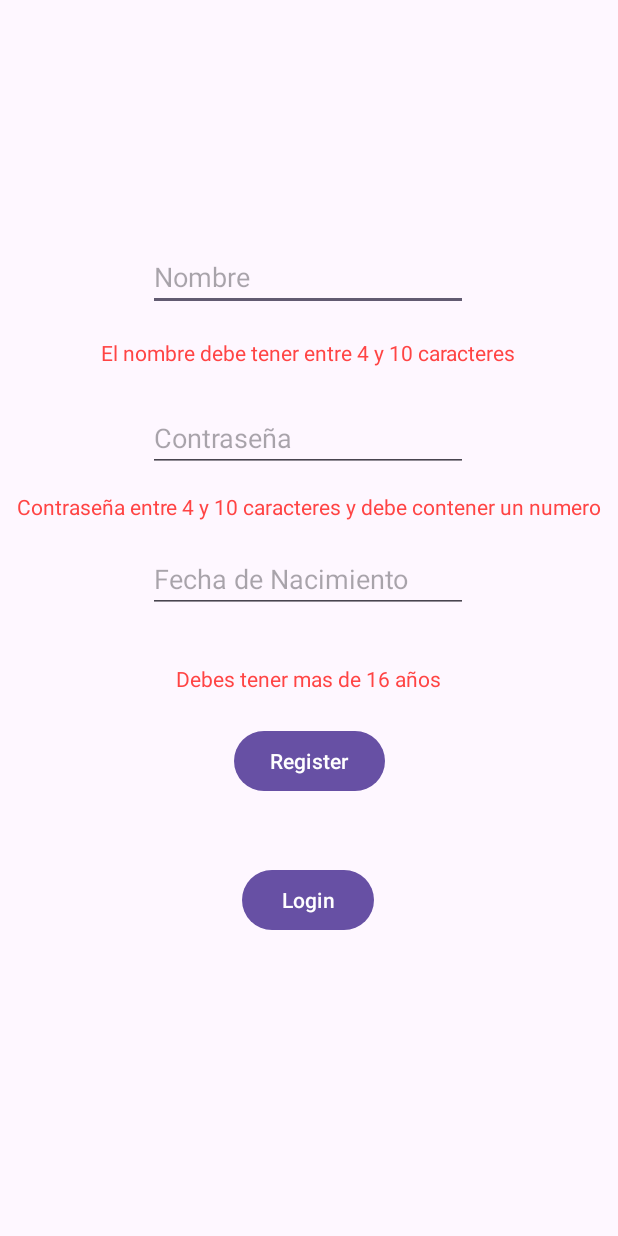
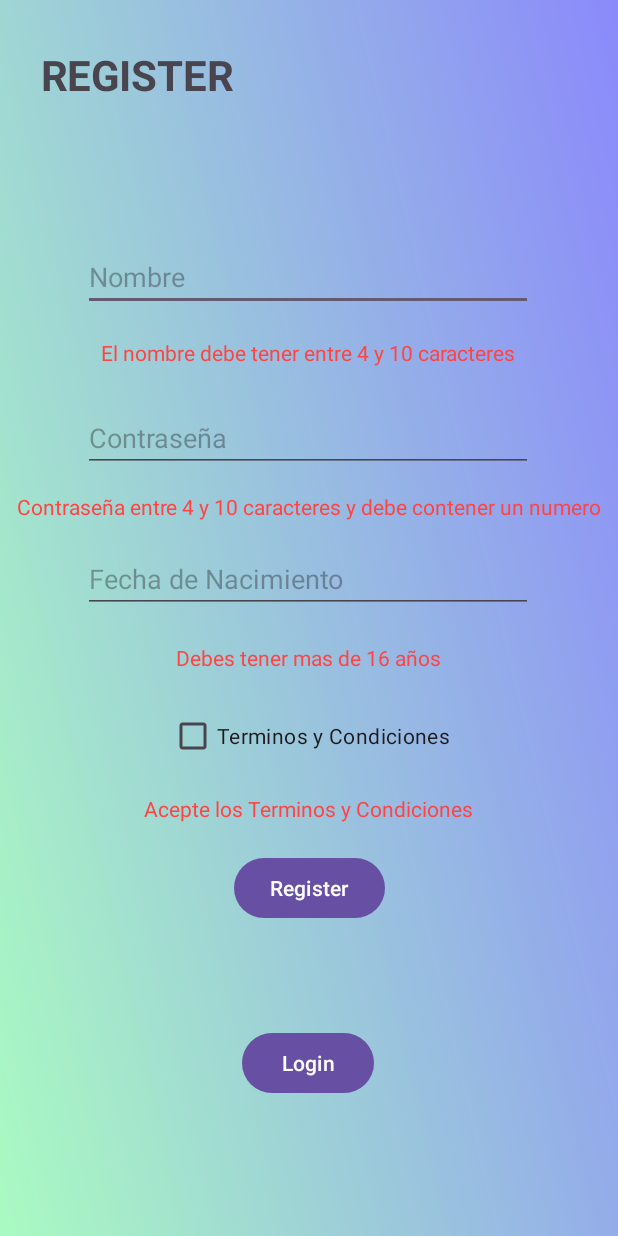
Before and after one commit to SergioLilo/practicaPigV2, an Android app: the screen it shows after launch (RegistroLogin), after a tap on "Register", on a phone screen of 412 x 824 dp. Run offline under Robolectric (Android 15) with nearby library versions, the phone set to English and light mode, and no system bars; our stand-ins replace Room's generated code.

Commit message:
Terminos y condiciones

```diff
--- a/app/src/main/java/com/example/practicapigv2/Registro_HUB/RegistroLogin.kt
+++ b/app/src/main/java/com/example/practicapigv2/Registro_HUB/RegistroLogin.kt
@@ -16,6 +16,7 @@ import com.example.practicapigv2.Registro_HUB.BBDD.Usuario
 import com.example.practicapigv2.Registro_HUB.BBDD.UsuarioDao
 import com.example.practicapigv2.databinding.ActivityHubBinding
 import com.example.practicapigv2.databinding.ActivityRegistroLoginBinding
+import com.example.practicapigv2.juegoDado.MainActivity
 import com.example.practicapigv2.juegoDado.MainActivity2
 import kotlinx.coroutines.Dispatchers
 import kotlinx.coroutines.launch
@@ -65,7 +66,7 @@ class RegistroLogin : AppCompatActivity() {
                         contrasenya = binding.contrasenyaID.text.toString(),
                         fechaNacimiento = binding.datePickerID.text.toString()
                     )
-                    comprobacionUser(usuario, nombreLength, contrasenyaLength, edadCorrecta,userDao)
+                    comprobacionUser(usuario,userDao)
         }
     }
     private fun resetMensajes(){
@@ -73,25 +74,27 @@ class RegistroLogin : AppCompatActivity() {
         binding.contrasenyaIncorrectoID.text=""
         binding.fechaIncorrectaID.text=""
         binding.userExistenteID.text=""
+        binding.terminosID.text=""
     }
 
     @RequiresApi(Build.VERSION_CODES.O)
     private  fun comprobacionUser(
         usuario: Usuario,
-        nombreLength: Boolean,
-        contrasenyaLength: Boolean,
-        edadCorrecta: Boolean,
         userDao:UsuarioDao
     ) {
         resetMensajes()
         lifecycleScope.launch {
-            var nombreLength1 = nombreLength
-            var contrasenyaLength1 = contrasenyaLength
-            var edadCorrecta1 = edadCorrecta
+            var nombreLength1 = false
+            var contrasenyaLength1 = false
+            var edadCorrecta1 = false
+            var termCond=false
 
             var usuarioExistente:Boolean=false
             withContext(Dispatchers.IO) {
 
+                if (binding.terms.isChecked){
+                    termCond=true
+                }
                 if (usuario.nombre!=null && usuario.nombre.length in 4..10) {
                     nombreLength1 = true
                 }
@@ -104,10 +107,12 @@ class RegistroLogin : AppCompatActivity() {
                     }
                 }
                 edadCorrecta1 = esMenorDe16Anios(usuario.fechaNacimiento)
-                if (nombreLength1 && contrasenyaLength1 && edadCorrecta1) {
+                if (nombreLength1 && contrasenyaLength1 && edadCorrecta1 && termCond) {
                     val comprobacionNombre = userDao.comprobarPorNombre(usuario.nombre)
                     if (comprobacionNombre == null) {
                         userDao.insertarUsuario(usuario)
+                        val intent = Intent(this@RegistroLogin, MainActivity::class.java)
+                        startActivity(intent)
                     }else{
                         usuarioExistente=true
                     }
@@ -132,6 +137,9 @@ class RegistroLogin : AppCompatActivity() {
                 if (!edadCorrecta1) {
 
                 binding.fechaIncorrectaID.text = "Debes tener mas de 16 años"
+                }
+                if (!termCond){
+                    binding.terminosID.setText("Acepte los Terminos y Condiciones")
                 }
             }
         }
--- a/app/src/main/res/layout/activity_login.xml
+++ b/app/src/main/res/layout/activity_login.xml
@@ -5,7 +5,20 @@
     android:id="@+id/main"
     android:layout_width="match_parent"
     android:layout_height="match_parent"
-    tools:context=".Registro_HUB.RegistroLogin">
+    tools:context=".Registro_HUB.RegistroLogin"
+    android:background="@drawable/fondo">
+
+    <Button
+        android:id="@+id/loginId"
+        android:layout_width="102dp"
+        android:layout_height="54dp"
+        android:text="Login"
+        app:layout_constraintBottom_toBottomOf="parent"
+        app:layout_constraintEnd_toEndOf="parent"
+        app:layout_constraintHorizontal_bias="0.498"
+        app:layout_constraintStart_toStartOf="parent"
+        app:layout_constraintTop_toTopOf="parent"
+        app:layout_constraintVertical_bias="0.648" />
 
     <EditText
         android:id="@+id/nombreID"
@@ -14,6 +27,7 @@
         android:ems="10"
         android:hint="Nombre"
         android:inputType="text"
+        android:lineSpacingMultiplier="1.4"
         app:layout_constraintBottom_toBottomOf="parent"
         app:layout_constraintEnd_toEndOf="parent"
         app:layout_constraintHorizontal_bias="0.497"
@@ -28,6 +42,7 @@
         android:ems="10"
         android:hint="Contraseña"
         android:inputType="textPassword"
+        android:lineSpacingMultiplier="1.4"
         app:layout_constraintBottom_toBottomOf="parent"
         app:layout_constraintEnd_toEndOf="parent"
         app:layout_constraintHorizontal_bias="0.497"
--- a/app/src/main/res/layout/activity_registro_login.xml
+++ b/app/src/main/res/layout/activity_registro_login.xml
@@ -5,7 +5,8 @@
     android:id="@+id/main"
     android:layout_width="match_parent"
     android:layout_height="match_parent"
-    tools:context=".Registro_HUB.RegistroLogin">
+    tools:context=".Registro_HUB.RegistroLogin"
+    android:background="@drawable/fondo">>
 
     <TextView
         android:id="@+id/userExistenteID"
@@ -17,7 +18,7 @@
         app:layout_constraintHorizontal_bias="0.498"
         app:layout_constraintStart_toStartOf="parent"
         app:layout_constraintTop_toTopOf="parent"
-        app:layout_constraintVertical_bias="0.665" />
+        app:layout_constraintVertical_bias="0.785" />
 
     <TextView
         android:id="@+id/contrasenyaIncorrectoID"
@@ -41,7 +42,7 @@
         app:layout_constraintHorizontal_bias="0.498"
         app:layout_constraintStart_toStartOf="parent"
         app:layout_constraintTop_toTopOf="parent"
-        app:layout_constraintVertical_bias="0.55" />
+        app:layout_constraintVertical_bias="0.533" />
 
     <EditText
         android:id="@+id/nombreID"
@@ -50,6 +51,7 @@
         android:ems="10"
         android:hint="Nombre"
         android:inputType="text"
+        android:lineSpacingMultiplier="1.4"
         app:layout_constraintBottom_toBottomOf="parent"
         app:layout_constraintEnd_toEndOf="parent"
         app:layout_constraintHorizontal_bias="0.497"
@@ -64,6 +66,7 @@
         android:ems="10"
         android:hint="Contraseña"
         android:inputType="textPassword"
+        android:lineSpacingMultiplier="1.4"
         app:layout_constraintBottom_toBottomOf="parent"
         app:layout_constraintEnd_toEndOf="parent"
         app:layout_constraintHorizontal_bias="0.497"
@@ -78,6 +81,7 @@
         android:ems="10"
         android:hint="Fecha de Nacimiento"
         android:inputType="text"
+        android:lineSpacingMultiplier="1.4"
         app:layout_constraintBottom_toBottomOf="parent"
         app:layout_constraintEnd_toEndOf="parent"
         app:layout_constraintHorizontal_bias="0.497"
@@ -94,7 +98,7 @@
         app:layout_constraintEnd_toEndOf="parent"
         app:layout_constraintStart_toStartOf="parent"
         app:layout_constraintTop_toTopOf="parent"
-        app:layout_constraintVertical_bias="0.623" />
+        app:layout_constraintVertical_bias="0.732" />
 
     <Button
         android:id="@+id/loginId"
@@ -106,7 +110,7 @@
         app:layout_constraintHorizontal_bias="0.498"
         app:layout_constraintStart_toStartOf="parent"
         app:layout_constraintTop_toTopOf="parent"
-        app:layout_constraintVertical_bias="0.742" />
+        app:layout_constraintVertical_bias="0.882" />
 
     <TextView
         android:id="@+id/nombreIncorrectoID"
@@ -120,4 +124,42 @@
         app:layout_constraintTop_toTopOf="parent"
         app:layout_constraintVertical_bias="0.28" />
 
+    <TextView
+        android:id="@+id/terminosID"
+        android:layout_width="wrap_content"
+        android:layout_height="wrap_content"
+        android:textColor="@android:color/holo_red_light"
+        app:layout_constraintBottom_toBottomOf="parent"
+        app:layout_constraintEnd_toEndOf="parent"
+        app:layout_constraintHorizontal_bias="0.498"
+        app:layout_constraintStart_toStartOf="parent"
+        app:layout_constraintTop_toTopOf="parent"
+        app:layout_constraintVertical_bias="0.658" />
+
+    <CheckBox
+        android:id="@+id/terms"
+        android:layout_width="wrap_content"
+        android:layout_height="wrap_content"
+        android:text="Terminos y Condiciones"
+        app:layout_constraintBottom_toBottomOf="parent"
+        app:layout_constraintEnd_toEndOf="parent"
+        app:layout_constraintStart_toStartOf="parent"
+        app:layout_constraintTop_toTopOf="parent"
+        app:layout_constraintVertical_bias="0.601" />
+
+    <TextView
+        android:id="@+id/textView3"
+        android:layout_width="wrap_content"
+        android:layout_height="wrap_content"
+        android:scaleX="2"
+        android:scaleY="2"
+        android:text="REGISTER"
+        android:textStyle="bold"
+        app:layout_constraintBottom_toBottomOf="parent"
+        app:layout_constraintEnd_toEndOf="parent"
+        app:layout_constraintHorizontal_bias="0.17"
+        app:layout_constraintStart_toStartOf="parent"
+        app:layout_constraintTop_toTopOf="parent"
+        app:layout_constraintVertical_bias="0.049" />
+
 </androidx.constraintlayout.widget.ConstraintLayout>
```
Also changed, not shown: app/src/main/res/drawable/fondo.jpg (added).
